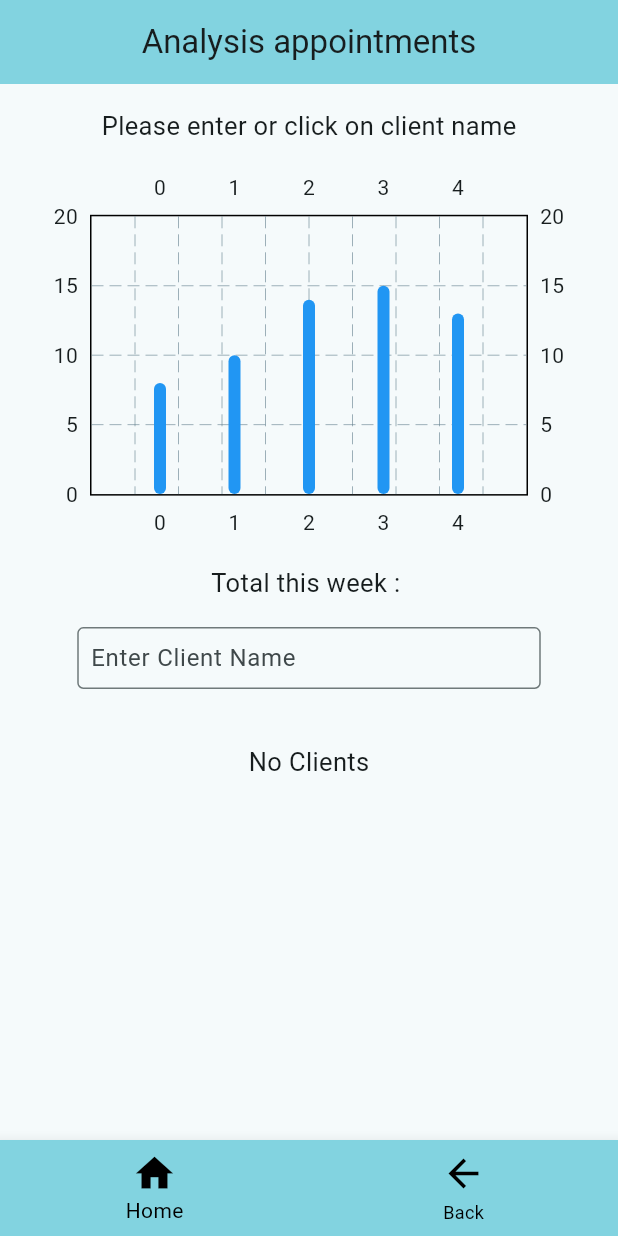
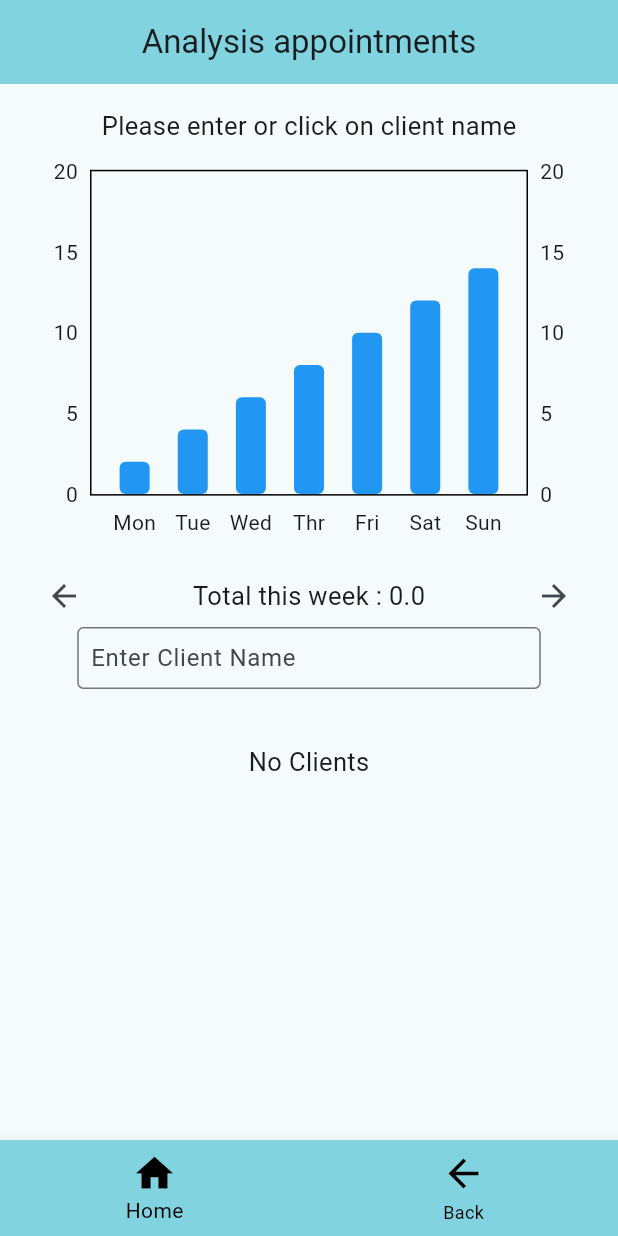
Before and after one commit to FantasyRuinX/Flutter-ManageAppointments, a Flutter app: the AnalysisAppointment screen opened by its route, on a phone screen of 412 x 824 dp. Run offline on Flutter 3.47's test engine with Material 3 defaults, Android fonts, the phone set to English and light mode, and no system bars; drawn by our look-alikes of fl_chart; our stand-ins replace device_preview, flutter_animate, flutter_local_notifications, get, permission_handler, sqflite and 1 more; missing offline and left inert: flutter_background_service; accounts and stored records are empty.

Commit message:
Updated UI for analysisAppointment.dart

```diff
--- a/lib/Data/eventModel.dart
+++ b/lib/Data/eventModel.dart
@@ -7,6 +7,8 @@ class Event {
   final String rand;
   final String info;
   final String location;
+  //final String payed;
+  //final String email;
 
   Event({
     required this.id,
@@ -17,6 +19,8 @@ class Event {
     required this.rand,
     required this.info,
     required this.location,
+    //required this.payed,
+    //required this.email,
   });
 
   Event.fromJson(Map<String, dynamic> jsonMap)
@@ -28,7 +32,10 @@ class Event {
             date: jsonMap['date'],
             rand: jsonMap['rand'],
             info: jsonMap['info'],
-            location: jsonMap['location']);
+            location: jsonMap['location']//,
+            //payed: jsonMap['payed'].toString().toLowerCase(),
+            //email: jsonMap['email']
+  );
 
   Map<String, Object?> toJson() {
     return {
@@ -39,6 +46,8 @@ class Event {
       'rand': rand.toString(),
       'info': info.toString(),
       'location': location.toString(),
+      //'payed': payed.toString().toLowerCase(),
+      //'email': email.toString(),
     };
   }
 
@@ -56,7 +65,8 @@ class Event {
         other.date == date &&
         other.rand == rand &&
         other.info == info &&
-        other.location == location;
+        other.location == location;// &&
+        //other.email == email
   }
 
   @override
@@ -66,5 +76,6 @@ class Event {
       date.hashCode ^
       rand.hashCode ^
       info.hashCode ^
-      location.hashCode;
+      location.hashCode;// ^
+      //email.hashCode;
 }
--- a/lib/Data/eventViewModel.dart
+++ b/lib/Data/eventViewModel.dart
@@ -11,6 +11,41 @@ class EventViewModel extends ChangeNotifier {
   Future<void> createDB() async {
     clientDatabase.initDatabase();
     notifyListeners();
+  }
+
+  List<Event> getCurrentWeeksEvents() {
+    final now = DateTime.now();
+    final nowMonday = now.subtract(Duration(days: now.weekday));
+    final nowSunday = nowMonday.add(const Duration(days: 6));
+
+    List<Event> dateList = [];
+
+    for (Event item in organisedEvents) {
+      List<String> times = item.date.split("-");
+      DateTime itemDate = DateTime(int.parse(times[0]),int.parse(times[1]),int.parse(times[2]));
+
+      if (itemDate.isAfter(nowMonday.subtract(const Duration(seconds: 1))) &&
+          itemDate.isBefore(nowSunday.add(const Duration(days: 1)))){
+        dateList.add(item);
+      }
+    }
+
+    return dateList;
+  }
+
+  Future<double> getTotalWeekAmount() async {
+    double total = 0.0;
+
+    for (Event item in getCurrentWeeksEvents()) {
+      try {
+        total += double.parse(item.rand);
+        print(item);
+      } catch (e) {
+        //Empty
+      }
+    }
+
+    return total;
   }
 
   Future<void> writeDB({required Event userData}) async {
--- a/lib/UI/analysisAppointment.dart
+++ b/lib/UI/analysisAppointment.dart
@@ -19,6 +19,7 @@ class _AnalysisAppointmentState extends State<AnalysisAppointment> {
   final TextEditingController _txtClientName = TextEditingController();
   List<Event> _clientsData = [];
   final List<String> _clientNameList = [];
+  double _clientAmount = 0.0;
   String _selectedClient = "";
   int _selectedItem = 0;
   late Size _screenSize = MediaQuery.sizeOf(context);
@@ -30,10 +31,12 @@ class _AnalysisAppointmentState extends State<AnalysisAppointment> {
   }
 
   void loadClients() async {
-    final eventViewModel = Provider.of<EventViewModel>(context, listen: false);
-    await eventViewModel.readDB();
+    final model = Provider.of<EventViewModel>(context, listen: false);
+    await model.readDB();
+    _clientAmount = await model.getTotalWeekAmount();
+
     setState(() {
-      _clientsData = eventViewModel.organisedEvents;
+      _clientsData = model.organisedEvents;
 
       for (int index = 0; index < _clientsData.length; index++) {
         if (!_clientNameList.contains(_clientsData[index].name)) {
@@ -43,7 +46,8 @@ class _AnalysisAppointmentState extends State<AnalysisAppointment> {
     });
   }
 
-  void setCurrentItem(BuildContext context, EventViewModel eventViewModel, int index) {
+  void setCurrentItem(
+      BuildContext context, EventViewModel eventViewModel, int index) {
     //Show Dialog variables
     setState(() {
       _selectedItem = index;
@@ -96,7 +100,42 @@ class _AnalysisAppointmentState extends State<AnalysisAppointment> {
     );
   }
 
+  Widget analysisChart() {
 
+    List<BarChartGroupData> weekData = [];
+
+    for (int i = 0; i < 7; i++){
+      weekData.add(BarChartGroupData(x: i, barRods: [BarChartRodData(borderRadius: BorderRadius.circular(4), width: 20, toY: (i + 1) * 2, color: Colors.blue)]));
+    }
+
+    return BarChart(BarChartData(
+      gridData: const FlGridData(show: false),
+      titlesData: FlTitlesData(
+        show: true,
+        topTitles: const AxisTitles(sideTitles: SideTitles(showTitles: false)),
+        bottomTitles: AxisTitles(
+            sideTitles: SideTitles(
+          showTitles: true,
+          reservedSize: 30,
+          getTitlesWidget: (value, meta) {
+            Widget text = const Text("");
+            switch (value) {
+              case 0:text = const Text("Mon");break;
+              case 1:text = const Text("Tue");break;
+              case 2:text = const Text("Wed");break;
+              case 3:text = const Text("Thr");break;
+              case 4:text = const Text("Fri");break;
+              case 5:text = const Text("Sat");break;
+              case 6:text = const Text("Sun");break;
+            }
+            return SideTitleWidget(meta: meta, child: text);
+          },
+        )),
+      ),
+      maxY: 20,
+      barGroups: weekData,
+    ));
+  }
 
   @override
   Widget build(BuildContext context) {
@@ -118,30 +157,28 @@ class _AnalysisAppointmentState extends State<AnalysisAppointment> {
                           mainAxisAlignment: MainAxisAlignment.start,
                           children: <Widget>[
                         SizedBox(
-                            height: _screenSize.height * 0.05,
+                            height: _screenSize.height * 0.03,
                             child: const Text(
                                 style: TextStyle(fontSize: 17),
                                 "Please enter or click on client name")),
+                        SizedBox(height: _screenSize.height * 0.02),
                         SizedBox(
                             width: _screenSize.width,
                             height: _screenSize.height * 0.3,
-                              child : BarChart(BarChartData(
-                                maxY: 20,
-                                barGroups: [
-                                  BarChartGroupData(x: 0, barRods: [BarChartRodData(toY: 8, color: Colors.blue)]),
-                                  BarChartGroupData(x: 1, barRods: [BarChartRodData(toY: 10, color: Colors.blue)]),
-                                  BarChartGroupData(x: 2, barRods: [BarChartRodData(toY: 14, color: Colors.blue)]),
-                                  BarChartGroupData(x: 3, barRods: [BarChartRodData(toY: 15, color: Colors.blue)]),
-                                  BarChartGroupData(x: 4, barRods: [BarChartRodData(toY: 13, color: Colors.blue)]),
-                                ],
-                              ))
-                            ),
+                            child: Center(child: analysisChart())),
                         SizedBox(height: _screenSize.height * 0.02),
                         SizedBox(
                             height: _screenSize.height * 0.05,
-                                child: const Text(
-                                    style: TextStyle(fontSize: 17),
-                                    "Total this week : ")),
+                            child: Row(
+                                mainAxisAlignment: MainAxisAlignment.center,
+                                spacing: _screenSize.width * 0.15,
+                                children: [
+                                  IconButton(onPressed: (){}, icon: const Icon(Icons.arrow_back))
+                                  ,Text(
+                                      style: const TextStyle(fontSize: 17),
+                                      "Total this week : $_clientAmount"),
+                                  IconButton(onPressed: (){}, icon: const Icon(Icons.arrow_forward))]
+                            )),
                         SizedBox(
                             height: _screenSize.height * 0.05,
                             width: _screenSize.width * 0.75,
@@ -182,8 +219,7 @@ class _AnalysisAppointmentState extends State<AnalysisAppointment> {
                 selectedItemColor: Colors.black,
                 backgroundColor: Theme.of(context).colorScheme.inversePrimary,
                 iconSize: 30,
-              )
-      ));
+              )));
     });
   }
 }
```
Also changed, not shown: lib/UI/addAppointment.dart (+9 -13 lines), lib/UI/listAppointment.dart (+3 -4 lines). Lines whose indentation alone changed are shown as unchanged.
